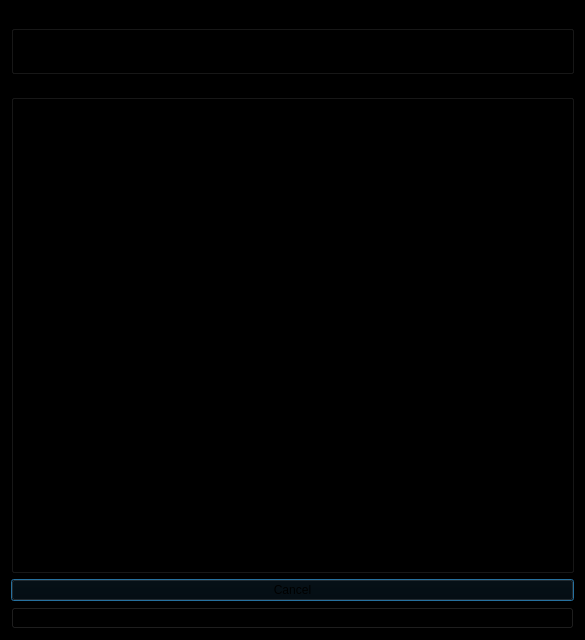
spinlockirqsave/qt_tradingclient_1, file reqMktDataGUI.ui: the form before one commit.
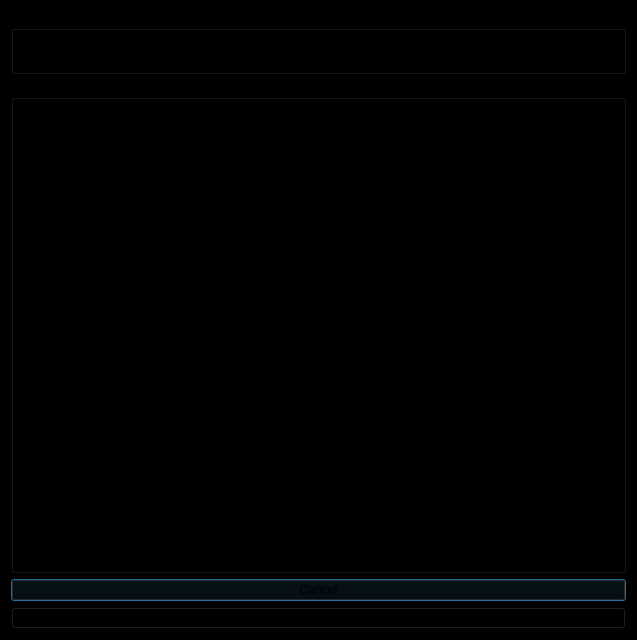
The form after the commit.

```diff
--- a/reqMktDataGUI.ui
+++ b/reqMktDataGUI.ui
@@ -9,7 +9,7 @@
    <rect>
     <x>0</x>
     <y>0</y>
-    <width>585</width>
+    <width>637</width>
     <height>640</height>
    </rect>
   </property>
@@ -54,7 +54,7 @@
         </property>
         <property name="sizeHint" stdset="0">
          <size>
-          <width>40</width>
+          <width>360</width>
           <height>20</height>
          </size>
         </property>
@@ -295,7 +295,13 @@
        </widget>
       </item>
       <item row="0" column="4" rowspan="14" colspan="2">
-       <widget class="QTextEdit" name="textEdit">
+       <widget class="QTextEdit" name="textEdit_dataFeed">
+        <property name="minimumSize">
+         <size>
+          <width>360</width>
+          <height>0</height>
+         </size>
+        </property>
         <property name="styleSheet">
          <string notr="true">color: rgb(197, 197, 197);</string>
         </property>
```
Left out of the diff: 2 changed lines with no effect on the pictures.
